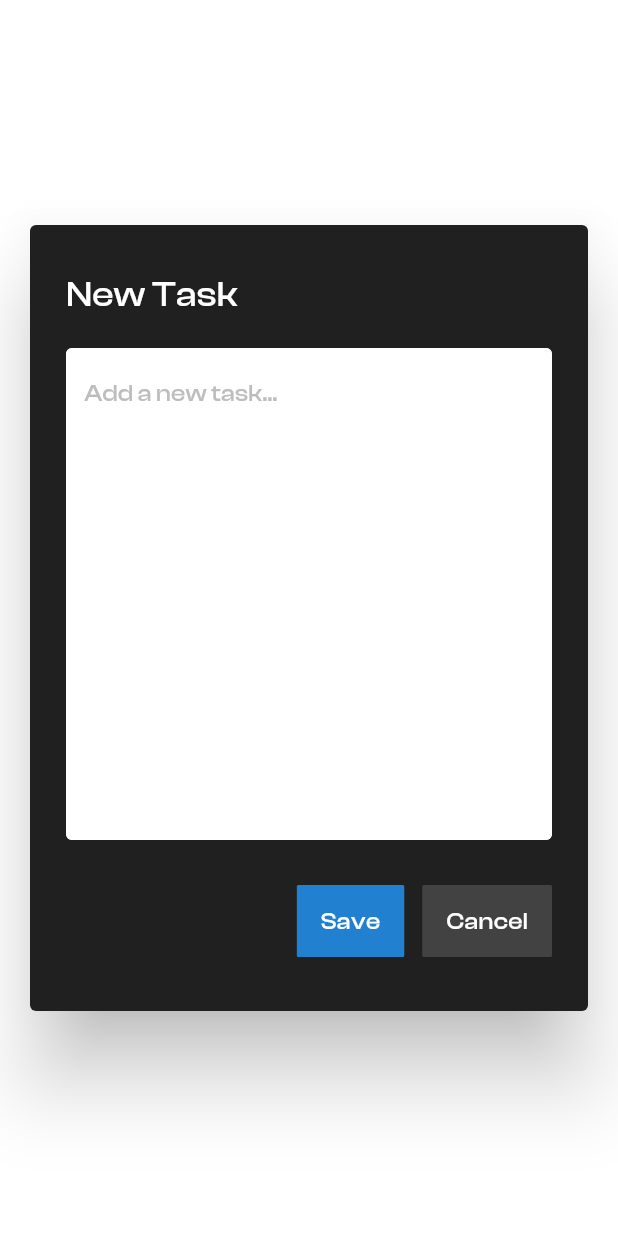
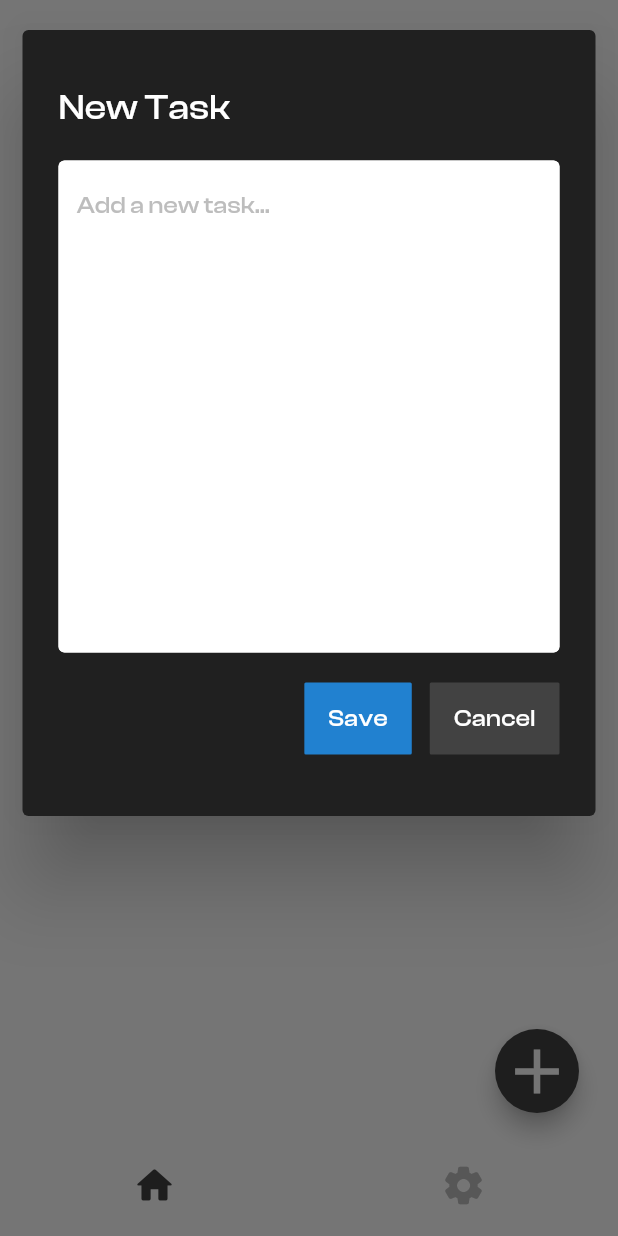
Before and after one commit to pozadkey/todoskido, a Flutter app: the screen it shows after launch, after a tap on the "add" icon, on a phone screen of 412 x 824 dp. Run offline on Flutter 3.47's test engine with Material 2 defaults, Android fonts, the phone set to English and light mode, and no system bars; drawn by our look-alikes of flutter_slidable; our stand-ins replace flutter_riverpod, hive, hive_flutter, hooks_riverpod; accounts and stored records are empty.

Commit message:
generated appIcon and fixed responsivenes bug

```diff
--- a/lib/components/dialog_box.dart
+++ b/lib/components/dialog_box.dart
@@ -23,7 +23,7 @@ class DialogBox extends StatelessWidget {
   Widget build(BuildContext context) {
     return Responsive(
       child: Padding(
-        padding: const EdgeInsets.symmetric(horizontal: 10, vertical: 10),
+        padding: const EdgeInsets.symmetric(horizontal: 5, vertical: 10),
         child: AlertDialog(
           insetPadding: EdgeInsets.zero,
           backgroundColor: AlertBoxColors.bgColor,
@@ -54,7 +54,7 @@ class DialogBox extends StatelessWidget {
                     hintText: 'Add a new task...',
                   ),
                   const SizedBox(
-                    height: 30,
+                    height: 20,
                   ),
                   // buttons -> save + cancel
                   Row(
--- a/lib/components/navigation/bottom_nav.dart
+++ b/lib/components/navigation/bottom_nav.dart
@@ -15,13 +15,14 @@ class BottomNav extends ConsumerWidget {
 
   @override
   Widget build(BuildContext context, WidgetRef ref) {
-    return Responsive(
-      child: Scaffold(
+    return Scaffold(
         backgroundColor:
             Theme.of(context).cupertinoOverrideTheme?.barBackgroundColor,
-          body: IndexedStack(
+        body: Responsive(
+          child: IndexedStack(
             index: ref.watch(indexProvider),
             children: const [HomeScreen(), SettingsScreen()],
+          ),
         ),
         bottomNavigationBar: BottomNavigationBar(
           backgroundColor:
@@ -42,13 +43,11 @@ class BottomNav extends ConsumerWidget {
           iconSize: 30,
           items: const [
             // Home icon
-              BottomNavigationBarItem(
-                  icon: Icon(Icons.home_rounded), label: ''),
+            BottomNavigationBarItem(icon: Icon(Icons.home_rounded), label: ''),
             // Settings icon
             BottomNavigationBarItem(
                 icon: Icon(Icons.settings_rounded), label: ''),
           ],
-          )),
-    );
+        ));
   }
 }
--- a/lib/components/navigation/side_nav.dart
+++ b/lib/components/navigation/side_nav.dart
@@ -51,13 +51,15 @@ class SideNav extends ConsumerWidget {
               ),
             ),
             VerticalDivider(
-              color: Colors.grey[300],
+              width: 1,
+              color: Colors.grey[200],
             ),
             Expanded(
                 child: Responsive(
                     child: _tabPages(ref.watch(sideNavIndexProvider)))),
             VerticalDivider(
-              color: Colors.grey[300],
+              width: 1,
+              color: Colors.grey[200],
             ),
             Expanded(
               child: Container(
--- a/lib/responsive/responsive.dart
+++ b/lib/responsive/responsive.dart
@@ -11,8 +11,12 @@ class Responsive extends StatelessWidget {
 
   @override
   Widget build(BuildContext context) {
+    double width = MediaQuery.of(context).size.width;
     return Container(
-      color: Theme.of(context).cupertinoOverrideTheme?.barBackgroundColor,
+      color: width <= 760
+          ? Colors
+              .transparent // ? Theme.of(context).cupertinoOverrideTheme?.barBackgroundColor
+          : Colors.transparent,
       child: ConstrainedBox(
         constraints: constraints ??
             const BoxConstraints(
--- a/lib/screens/homescreen.dart
+++ b/lib/screens/homescreen.dart
@@ -75,11 +75,13 @@ class _HomeScreenState extends State<HomeScreen> {
     showDialog(
         context: context,
         builder: (context) {
-          return DialogBox(
-              controller: _textController,
-              maxLines: 16,
-              onSave: saveNewTask,
-              onCancel: () => Navigator.of(context).pop());
+          return SingleChildScrollView(
+            child: DialogBox(
+                controller: _textController,
+                maxLines: 16,
+                onSave: saveNewTask,
+                onCancel: () => Navigator.of(context).pop()),
+          );
         });
     _textController.clear();
   }
--- a/lib/themes/light_theme.dart
+++ b/lib/themes/light_theme.dart
@@ -31,7 +31,7 @@ ThemeData lightTheme = ThemeData(
     displayLarge: TextStyle(
         color: Colors.grey[800]!,
         fontFamily: 'ClashDisplay',
-        fontWeight: FontWeight.w600,
+        fontWeight: FontWeight.w500,
         letterSpacing: 0.2),
 
     titleMedium: const TextStyle(
```
Also changed, not shown: lib/screens/add_note_screen.dart (deleted, +0 -74 lines), pubspec.yaml (+12 -2 lines), assets/images/app_icon.png (added), pubspec.lock, 28 other files. Lines whose indentation alone changed are shown as unchanged.
